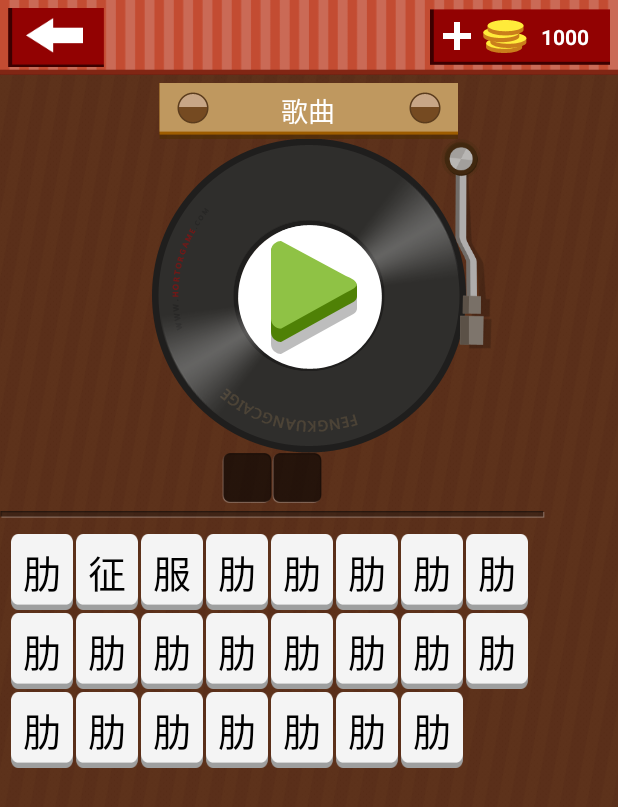
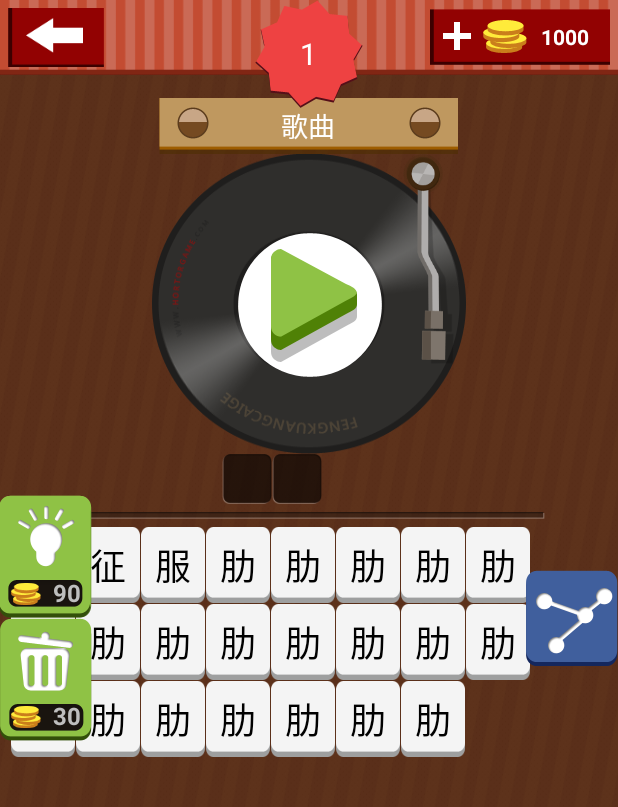
Before and after one commit to malijie/CrazyGuessMusic, an Android app: the screen it shows after launch (MainActivity), on a phone screen of 412 x 824 dp. Shown: the top 807 px of the screen. Run offline under Robolectric (Android 15) with nearby library versions, the phone set to English and light mode, and no system bars.

Commit message:
添加悬浮button布局，布局包括删除一个错误答案按钮，提示按钮，以及分享按钮

```diff
--- a/GuessMusic/src/main/java/com/crazy/guess/music/MainActivity.java
+++ b/GuessMusic/src/main/java/com/crazy/guess/music/MainActivity.java
@@ -47,8 +47,10 @@ public class MainActivity extends Activity implements View.OnClickListener{
     private ImageButton mButtonPlay = null;
     //自定义控件 文字待选框
     private WordButtonGridView mWordButtonGridView = null;
-    //
+    //已选框容器layout
     private LinearLayout mLayoutContainer = null;
+    //过关界面
+    private LinearLayout mPassLayoutView = null;
     /**
      * ===============Animations===============
      */
@@ -379,7 +381,7 @@ public class MainActivity extends Activity implements View.OnClickListener{
                                 if(times > 6){
                                     return;
                                 }
-
+                                //文字交替闪烁
                                 for(int i=0;i<mSelectButtons.size();i++){
                                     if(!mChange){
                                         mSelectButtons.get(i).mButton.setTextColor(Color.RED);
@@ -400,8 +402,17 @@ public class MainActivity extends Activity implements View.OnClickListener{
             //答案正确
             case CHECK_ANSWER_RIGHT:
                 Logger.d(TAG, "answer is right");
+                handlePassEvent();
                 break;
         }
+    }
+
+    /**
+     * 处理过关逻辑
+     */
+    private void handlePassEvent(){
+        mPassLayoutView = (LinearLayout)findViewById(R.id.pass_view);
+        mPassLayoutView.setVisibility(View.VISIBLE);
     }
 
     @Override
--- /dev/null
+++ b/GuessMusic/src/main/res/drawable/buy_delete_selector.xml
@@ -0,0 +1,6 @@
+<?xml version="1.0" encoding="utf-8" ?>
+<selector xmlns:android="http://schemas.android.com/apk/res/android">
+    <item android:state_pressed="true" android:drawable="@mipmap/game_buy2_sel"></item>
+    <item android:state_selected="true" android:drawable="@mipmap/game_buy2_sel"></item>
+    <item android:drawable="@mipmap/game_buy2"></item>
+</selector>
--- /dev/null
+++ b/GuessMusic/src/main/res/drawable/buy_tip_selector.xml
@@ -0,0 +1,6 @@
+<?xml version="1.0" encoding="utf-8" ?>
+<selector xmlns:android="http://schemas.android.com/apk/res/android">
+    <item android:state_pressed="true" android:drawable="@mipmap/game_buy1_sel"></item>
+    <item android:state_selected="true" android:drawable="@mipmap/game_buy1_sel"></item>
+    <item android:drawable="@mipmap/game_buy1"></item>
+</selector>
--- /dev/null
+++ b/GuessMusic/src/main/res/drawable/share_selector.xml
@@ -0,0 +1,6 @@
+<?xml version="1.0" encoding="utf-8" ?>
+<selector xmlns:android="http://schemas.android.com/apk/res/android">
+    <item android:state_pressed="true" android:drawable="@mipmap/game_share_sel"></item>
+    <item android:state_selected="true" android:drawable="@mipmap/game_share_sel"></item>
+    <item android:drawable="@mipmap/game_share"></item>
+</selector>
--- a/GuessMusic/src/main/res/layout/activity_main.xml
+++ b/GuessMusic/src/main/res/layout/activity_main.xml
@@ -1,11 +1,19 @@
-<LinearLayout xmlns:android="http://schemas.android.com/apk/res/android"
+<FrameLayout xmlns:android="http://schemas.android.com/apk/res/android"
     xmlns:tools="http://schemas.android.com/tools"
     android:layout_width="match_parent"
     android:layout_height="match_parent"
-    android:background="@mipmap/index_background"
-    android:orientation="vertical">
+    android:background="@mipmap/index_background">
+    <LinearLayout
+        android:layout_width="match_parent"
+        android:layout_height="match_parent"
+        android:orientation="vertical">
+        <include layout="@layout/top_bar"/>
+        <include layout="@layout/pan"/>
+        <include layout="@layout/name_select"/>
 
-  <include layout="@layout/top_bar"/>
-  <include layout="@layout/pan"/>
-  <include layout="@layout/name_select"/>
-</LinearLayout>
+    </LinearLayout>
+    <include layout="@layout/float_buttons"/>
+    <!-- 过关界面 -->
+    <include layout="@layout/pass_view"/>
+
+</FrameLayout>
--- /dev/null
+++ b/GuessMusic/src/main/res/layout/float_buttons.xml
@@ -0,0 +1,89 @@
+<!-- 唱片布局   -->
+<RelativeLayout xmlns:android="http://schemas.android.com/apk/res/android"
+    xmlns:tools="http://schemas.android.com/tools"
+    android:layout_width="match_parent"
+    android:layout_height="match_parent">
+    <FrameLayout
+        android:layout_width="wrap_content"
+        android:layout_height="wrap_content"
+        android:layout_centerHorizontal="true"
+        android:layout_alignParentTop="true">
+        <ImageView
+            android:layout_width="wrap_content"
+            android:layout_height="wrap_content"
+            android:src="@mipmap/game_level_title"/>
+        <TextView
+            android:id="@+id/float_text_level"
+            android:layout_width="wrap_content"
+            android:layout_height="wrap_content"
+            android:textColor="@color/white"
+            android:text="1"
+            android:textSize="20sp"
+            android:layout_gravity="center"/>
+    </FrameLayout>
+    <LinearLayout
+        android:layout_width="wrap_content"
+        android:layout_height="wrap_content"
+        android:layout_centerVertical="true"
+        android:orientation="vertical">
+        <FrameLayout
+            android:layout_width="wrap_content"
+            android:layout_height="wrap_content">
+            <ImageButton
+                android:layout_width="wrap_content"
+                android:layout_height="wrap_content"
+                android:background="@drawable/buy_tip_selector"/>
+            <ImageView
+                android:layout_width="20dip"
+                android:layout_height="20dip"
+                android:src="@mipmap/game_coin_icon"
+                android:layout_gravity="bottom"
+                android:layout_marginBottom="6dip"
+                android:layout_marginLeft="7dip"/>
+            <TextView
+                android:layout_width="wrap_content"
+                android:layout_height="wrap_content"
+                android:text="@integer/tip_value"
+                android:layout_gravity="bottom|right"
+                android:layout_marginBottom="6dip"
+                android:layout_marginRight="7dip"
+                android:textSize="16sp"
+                android:textStyle="bold"/>
+        </FrameLayout>
+        <FrameLayout
+            android:layout_width="wrap_content"
+            android:layout_height="wrap_content">
+        <ImageButton
+            android:layout_width="wrap_content"
+            android:layout_height="wrap_content"
+            android:background="@drawable/buy_delete_selector"/>
+        <ImageView
+            android:layout_width="20dip"
+            android:layout_height="20dip"
+            android:src="@mipmap/game_coin_icon"
+            android:layout_gravity="bottom"
+            android:layout_marginBottom="6dip"
+            android:layout_marginLeft="7dip"/>
+        <TextView
+            android:layout_width="wrap_content"
+            android:layout_height="wrap_content"
+            android:text="@integer/delete_value"
+            android:layout_gravity="bottom|right"
+            android:layout_marginBottom="6dip"
+            android:layout_marginRight="7dip"
+            android:textSize="16sp"
+            android:textStyle="bold"/>
+        </FrameLayout>
+    </LinearLayout>
+    <LinearLayout
+        android:layout_width="wrap_content"
+        android:layout_height="wrap_content"
+        android:layout_alignParentRight="true"
+        android:layout_centerVertical="true">
+        <ImageButton
+            android:layout_width="wrap_content"
+            android:layout_height="wrap_content"
+            android:background="@drawable/share_selector"/>
+    </LinearLayout>
+
+</RelativeLayout>
--- a/GuessMusic/src/main/res/layout/name_select.xml
+++ b/GuessMusic/src/main/res/layout/name_select.xml
@@ -22,11 +22,10 @@
         android:id="@+id/words_gridview"
         android:layout_width="match_parent"
         android:layout_height="match_parent"
-        android:layout_marginTop="5dip"
         android:layout_weight="1"
         android:gravity="center"
-        android:horizontalSpacing="2dip"
-        android:verticalSpacing="2dip"
+        android:horizontalSpacing="1dip"
+        android:verticalSpacing="1dip"
         android:paddingLeft="2dip"
         android:paddingRight="2dip"
         android:numColumns="8"
--- a/GuessMusic/src/main/res/layout/pan.xml
+++ b/GuessMusic/src/main/res/layout/pan.xml
@@ -4,7 +4,7 @@
     android:layout_width="match_parent"
     android:layout_height="wrap_content"
     android:orientation="vertical"
-    android:layout_marginTop="5dip"
+    android:layout_marginTop="15dip"
     android:layout_centerInParent="true"
     android:gravity="center">
 
@@ -24,8 +24,8 @@
             android:textSize="18sp"/>
     </FrameLayout>
     <FrameLayout
-        android:layout_width="260dip"
-        android:layout_height="wrap_content">
+        android:layout_width="wrap_content"
+        android:layout_height="200dip">
         <ImageView
             android:id="@+id/pan_img_disc"
             android:layout_width="wrap_content"
--- /dev/null
+++ b/GuessMusic/src/main/res/layout/pass_view.xml
@@ -0,0 +1,11 @@
+<!-- 过关布局   -->
+<LinearLayout xmlns:android="http://schemas.android.com/apk/res/android"
+    android:id="@+id/pass_view"
+    android:layout_width="match_parent"
+    android:layout_height="match_parent"
+    android:orientation="vertical"
+    android:background="@color/black"
+    android:visibility="invisible">
+
+
+</LinearLayout>
--- a/GuessMusic/src/main/res/layout/word_button_item.xml
+++ b/GuessMusic/src/main/res/layout/word_button_item.xml
@@ -5,6 +5,6 @@
     android:layout_width="wrap_content"
     android:layout_height="wrap_content"
     android:gravity="center"
-    android:textSize="25sp"
+    android:textSize="24sp"
     android:background="@drawable/word_button_selector">
 </Button>
--- /dev/null
+++ b/GuessMusic/src/main/res/values/config.xml
@@ -0,0 +1,5 @@
+<?xml version="1.0" encoding="utf-8"?>
+<resources>
+    <integer name="tip_value">90</integer>
+    <integer name="delete_value">30</integer>
+</resources>
```
Also changed, not shown: GuessMusic/src/main/res/mipmap-hdpi/game_buy1.png (added), GuessMusic/src/main/res/mipmap-hdpi/game_buy1_sel.png (added), GuessMusic/src/main/res/mipmap-hdpi/game_buy2.png (added), GuessMusic/src/main/res/mipmap-hdpi/game_buy2_sel.png (added), GuessMusic/src/main/res/mipmap-hdpi/game_level_title.png (added), GuessMusic/src/main/res/mipmap-hdpi/game_share.png (added), GuessMusic/src/main/res/mipmap-hdpi/game_share_sel.png (added).
